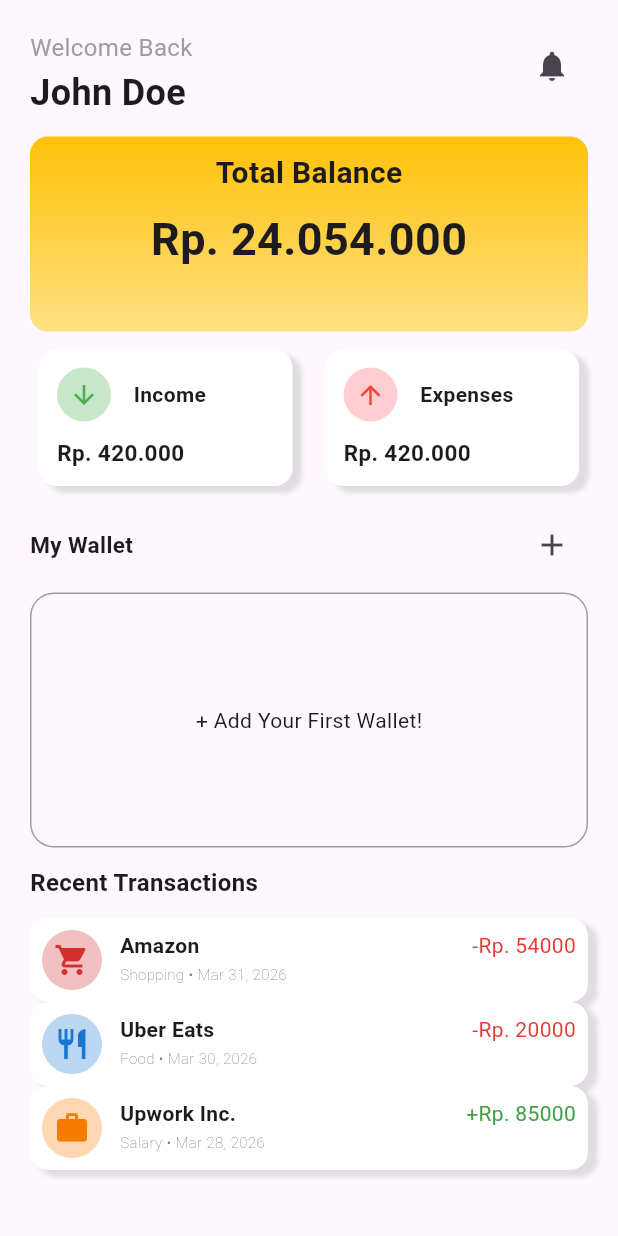
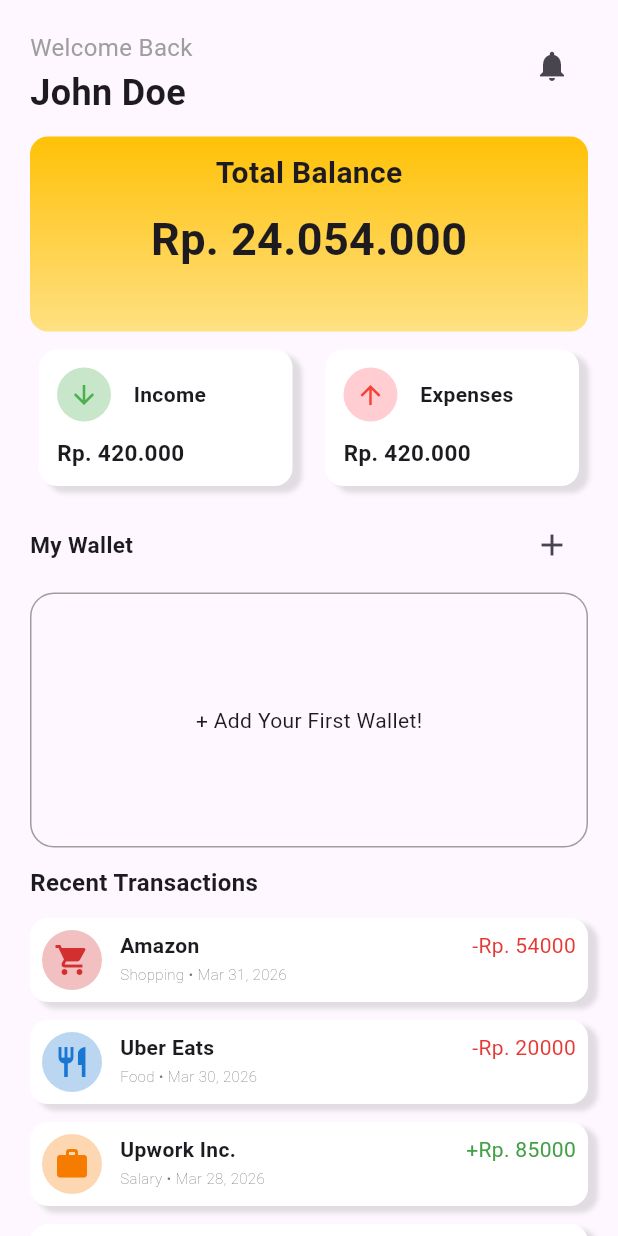
Before and after one commit to Pteraaaa/SoftEng_Kel10, a Flutter app: the screen it shows after launch, on a phone screen of 412 x 824 dp. Run offline on Flutter 3.47's test engine with Material 3 defaults, Android fonts, the phone set to English and light mode, and no system bars.

Commit message:
NavBar 1

```diff
--- a/myapp/lib/Screens/HomeScreen.dart
+++ b/myapp/lib/Screens/HomeScreen.dart
@@ -38,6 +38,13 @@ class _HomeScreenState extends State<HomeScreen> {
       date: DateTime.now().subtract(const Duration(days: 3)),
       amount: 85000,
       isExpense: false,
+    ),
+    TransactionModel(
+      title: "Gojek",
+      category: "Food",
+      date: DateTime.now().subtract(const Duration(days: 5)),
+      amount: 20000,
+      isExpense: true,
     ),
   ];
 
@@ -130,6 +137,7 @@ class _HomeScreenState extends State<HomeScreen> {
 
                 const SizedBox(height: 12),
                 TransactionSection(transactions: transactions),
+                const SizedBox(height: 12),
               ],
             ),
           ),
--- a/myapp/lib/Widgets/TransactionCard.dart
+++ b/myapp/lib/Widgets/TransactionCard.dart
@@ -1,4 +1,3 @@
-import 'package:flutter/foundation.dart';
 import 'package:flutter/material.dart';
 import 'package:intl/intl.dart';
 import 'package:myapp/Models/TransactionModel.dart';
@@ -18,6 +17,7 @@ class TransactionCard extends StatelessWidget {
     final formatter = NumberFormat('#.###', "id_ID");
 
     return Container(
+      margin: const EdgeInsets.only(bottom: 12),
       padding: const EdgeInsets.all(8),
       decoration: BoxDecoration(
         color: Colors.white,
--- a/myapp/lib/Widgets/TransactionTile.dart
+++ b/myapp/lib/Widgets/TransactionTile.dart
@@ -33,6 +33,8 @@ class TransactionSection extends StatelessWidget {
               );
             },
           ),
+
+        SizedBox(height: 20),
       ],
     );
   }
```
Also changed, not shown: myapp/lib/Widgets/WalletCard.dart (+16 -0 lines), myapp/lib/Widgets/NavBar.dart (added).
